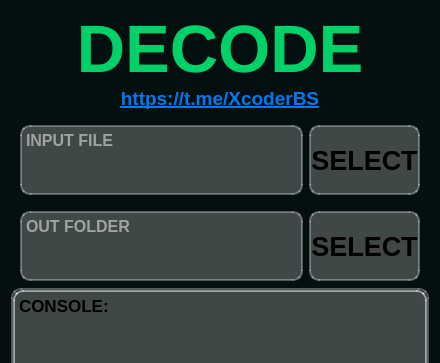
Qt form processing.ui (lilmuff2/X-coder) before a commit; both pictures show x 0 to 440 and y 0 to 363 of the 440 by 700 pixel window.
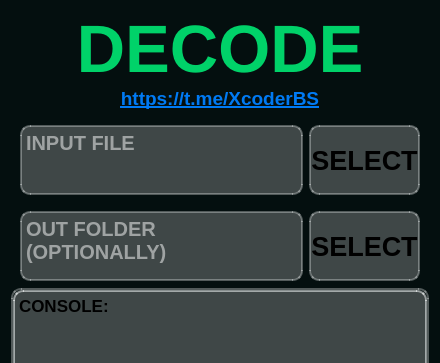
The same form after that commit.

```diff
--- a/processing.ui
+++ b/processing.ui
@@ -115,7 +115,7 @@
         </property>
         <property name="font">
          <font>
-          <pointsize>12</pointsize>
+          <pointsize>15</pointsize>
           <bold>true</bold>
          </font>
         </property>
@@ -147,8 +147,8 @@
 hr { height: 1px; border-width: 0; }
 li.unchecked::marker { content: &quot;\2610&quot;; }
 li.checked::marker { content: &quot;\2612&quot;; }
-&lt;/style&gt;&lt;/head&gt;&lt;body style=&quot; font-family:'Segoe UI'; font-size:12pt; font-weight:700; font-style:normal;&quot;&gt;
-&lt;p style=&quot;-qt-paragraph-type:empty; margin-top:0px; margin-bottom:0px; margin-left:0px; margin-right:0px; -qt-block-indent:0; text-indent:0px;&quot;&gt;&lt;br /&gt;&lt;/p&gt;&lt;/body&gt;&lt;/html&gt;</string>
+&lt;/style&gt;&lt;/head&gt;&lt;body style=&quot; font-family:'Segoe UI'; font-size:15pt; font-weight:700; font-style:normal;&quot;&gt;
+&lt;p style=&quot;-qt-paragraph-type:empty; margin-top:0px; margin-bottom:0px; margin-left:0px; margin-right:0px; -qt-block-indent:0; text-indent:0px; font-size:12pt;&quot;&gt;&lt;br /&gt;&lt;/p&gt;&lt;/body&gt;&lt;/html&gt;</string>
         </property>
         <property name="placeholderText">
          <string>INPUT FILE</string>
@@ -224,7 +224,7 @@
         </property>
         <property name="font">
          <font>
-          <pointsize>12</pointsize>
+          <pointsize>15</pointsize>
           <bold>true</bold>
          </font>
         </property>
@@ -253,11 +253,11 @@
 hr { height: 1px; border-width: 0; }
 li.unchecked::marker { content: &quot;\2610&quot;; }
 li.checked::marker { content: &quot;\2612&quot;; }
-&lt;/style&gt;&lt;/head&gt;&lt;body style=&quot; font-family:'Segoe UI'; font-size:12pt; font-weight:700; font-style:normal;&quot;&gt;
-&lt;p style=&quot;-qt-paragraph-type:empty; margin-top:0px; margin-bottom:0px; margin-left:0px; margin-right:0px; -qt-block-indent:0; text-indent:0px;&quot;&gt;&lt;br /&gt;&lt;/p&gt;&lt;/body&gt;&lt;/html&gt;</string>
+&lt;/style&gt;&lt;/head&gt;&lt;body style=&quot; font-family:'Segoe UI'; font-size:15pt; font-weight:700; font-style:normal;&quot;&gt;
+&lt;p style=&quot;-qt-paragraph-type:empty; margin-top:0px; margin-bottom:0px; margin-left:0px; margin-right:0px; -qt-block-indent:0; text-indent:0px; font-size:12pt;&quot;&gt;&lt;br /&gt;&lt;/p&gt;&lt;/body&gt;&lt;/html&gt;</string>
         </property>
         <property name="placeholderText">
-         <string>OUT FOLDER</string>
+         <string>OUT FOLDER (OPTIONALLY)</string>
         </property>
        </widget>
       </item>
```
